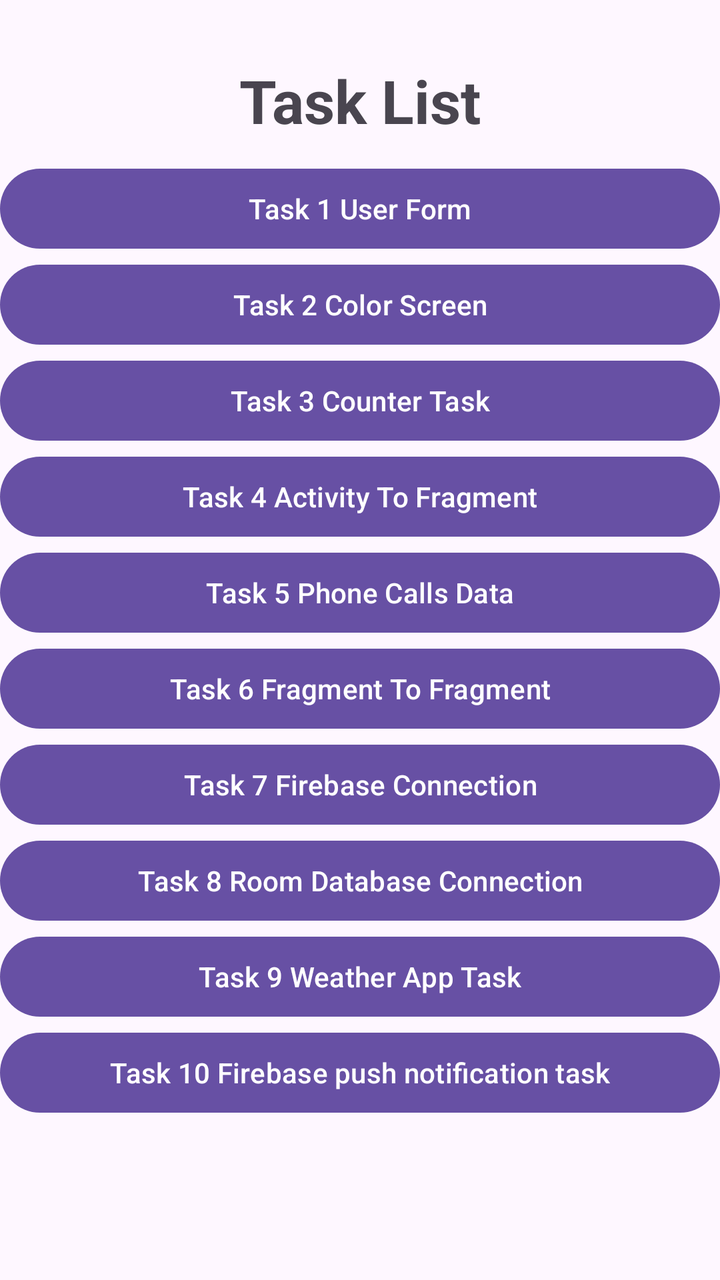
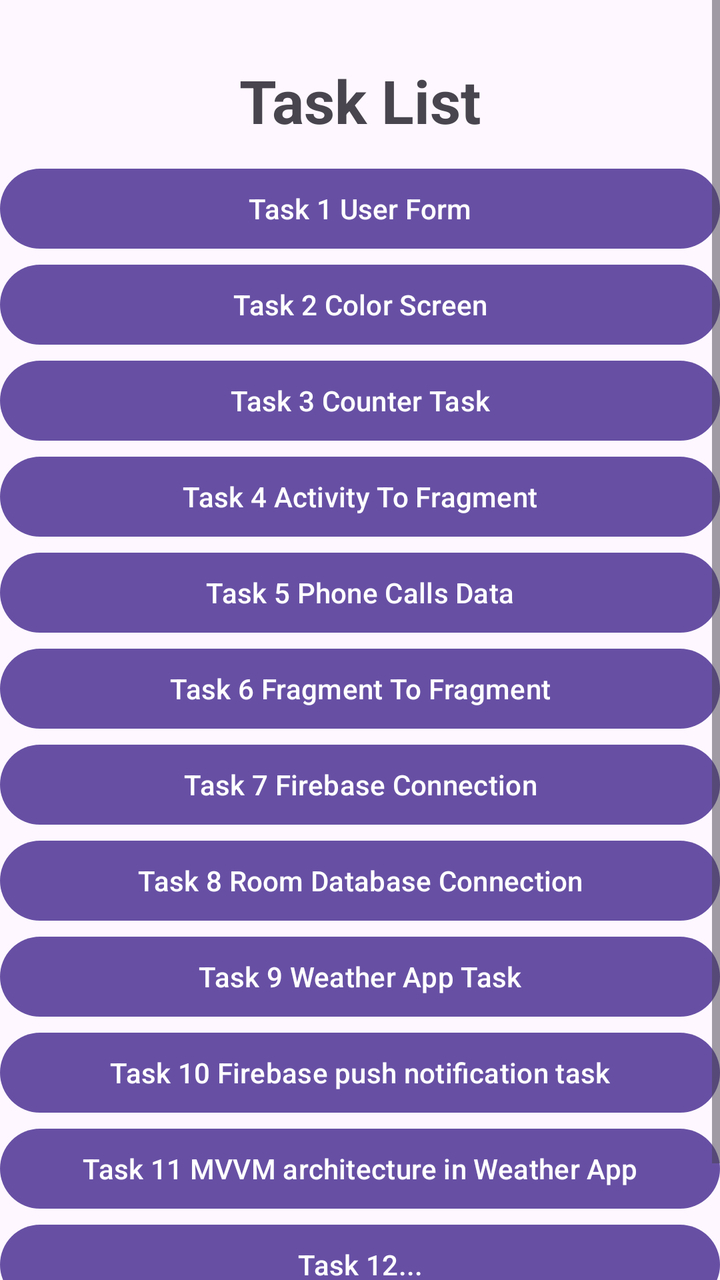

Two renders of the same Android screen: before a commit and after it. Below are the layout's source before the change and the commit's diff.
<!-- AndroidManifest.xml: application theme Theme.InternshipTasks -->
<!-- res/layout/activity_main.xml -->
<?xml version="1.0" encoding="utf-8"?>
<androidx.constraintlayout.widget.ConstraintLayout xmlns:android="http://schemas.android.com/apk/res/android"
    xmlns:app="http://schemas.android.com/apk/res-auto"
    xmlns:tools="http://schemas.android.com/tools"
    android:id="@+id/main"
    android:layout_width="match_parent"
    android:layout_height="match_parent"
    tools:context=".MainActivity">

    <ScrollView
        android:layout_width="match_parent"
        android:layout_height="match_parent">


        <LinearLayout
            android:layout_width="match_parent"
            android:layout_height="match_parent"
            android:orientation="vertical">

            <TextView
                android:layout_width="match_parent"
                android:layout_height="wrap_content"
                android:text="Task List"
                android:textStyle="bold"
                android:gravity="center"
                android:textSize="30sp"
                android:layout_marginTop="30dp"/>

            <Button
                android:id="@+id/btnUserFormTask"
                android:layout_width="match_parent"
                android:layout_height="wrap_content"
                android:layout_marginTop="10dp"
                android:text="@string/task_1_user_form"/>

            <Button
                android:id="@+id/btnColorScreenTask"
                android:layout_width="match_parent"
                android:layout_height="wrap_content"
                android:text="@string/task_2_color_screen"/>

            <Button
                android:id="@+id/btnResetButtonTask"
                android:layout_width="match_parent"
                android:layout_height="wrap_content"
                android:text="@string/task_3_counter_task"/>

            <Button
                android:id="@+id/btnActivityToFragmentTask"
                android:layout_width="match_parent"
                android:layout_height="wrap_content"
                android:text="@string/task_4_activity_to_fragment"/>

            <Button
                android:id="@+id/btnPhoneCallsTask"
                android:layout_width="match_parent"
                android:layout_height="wrap_content"
                android:text="@string/task_5_phone_calls_data"/>

            <Button
                android:id="@+id/btnFragmentToFragmentTask"
                android:layout_width="match_parent"
                android:layout_height="wrap_content"
                android:text="Task 6 Fragment To Fragment"/>

            <Button
                android:id="@+id/btnFirebaseTask"
                android:layout_width="match_parent"
                android:layout_height="wrap_content"
                android:text="Task 7 Firebase Connection"/>

            <Button
                android:id="@+id/btnRoomdbTask"
                android:layout_width="match_parent"
                android:layout_height="wrap_content"
                android:text="Task 8 Room Database Connection"/>

            <Button
                android:id="@+id/btnWeatherTask"
                android:layout_width="match_parent"
                android:layout_height="wrap_content"
                android:text="Task 9 Weather App Task"/>

            <Button
                android:id="@+id/btnFirebaseNotificationTask"
                android:layout_width="match_parent"
                android:layout_height="wrap_content"
                android:text="Task 10 Firebase push notification task"/>

        </LinearLayout>

    </ScrollView>

</androidx.constraintlayout.widget.ConstraintLayout>
<!-- resources referenced by this layout -->
<resources>
  <string name="task_1_user_form">Task 1 User Form</string>
  <string name="task_2_color_screen">Task 2 Color Screen</string>
  <string name="task_3_counter_task">Task 3 Counter Task</string>
  <string name="task_4_activity_to_fragment">Task 4 Activity To Fragment</string>
  <string name="task_5_phone_calls_data">Task 5 Phone Calls Data</string>
  <style name="Theme.InternshipTasks" parent="Base.Theme.InternshipTasks" />
  <style name="Base.Theme.InternshipTasks" parent="Theme.Material3.DayNight.NoActionBar">
          
          
      </style>
</resources>

<!-- the commit's change to res/layout/activity_main.xml (unified diff, before → after) -->
@@ -87,6 +87,24 @@
                 android:layout_height="wrap_content"
                 android:text="Task 10 Firebase push notification task"/>
 
+            <Button
+                android:id="@+id/btnMvvmTask"
+                android:layout_width="match_parent"
+                android:layout_height="wrap_content"
+                android:text="Task 11 MVVM architecture in Weather App"/>
+
+            <Button
+                android:id="@+id/btnTask12"
+                android:layout_width="match_parent"
+                android:layout_height="wrap_content"
+                android:text="Task 12..."/>
+
+            <Button
+                android:id="@+id/btnTask13"
+                android:layout_width="match_parent"
+                android:layout_height="wrap_content"
+                android:text="Task 13..."/>
+
         </LinearLayout>
 
     </ScrollView>
